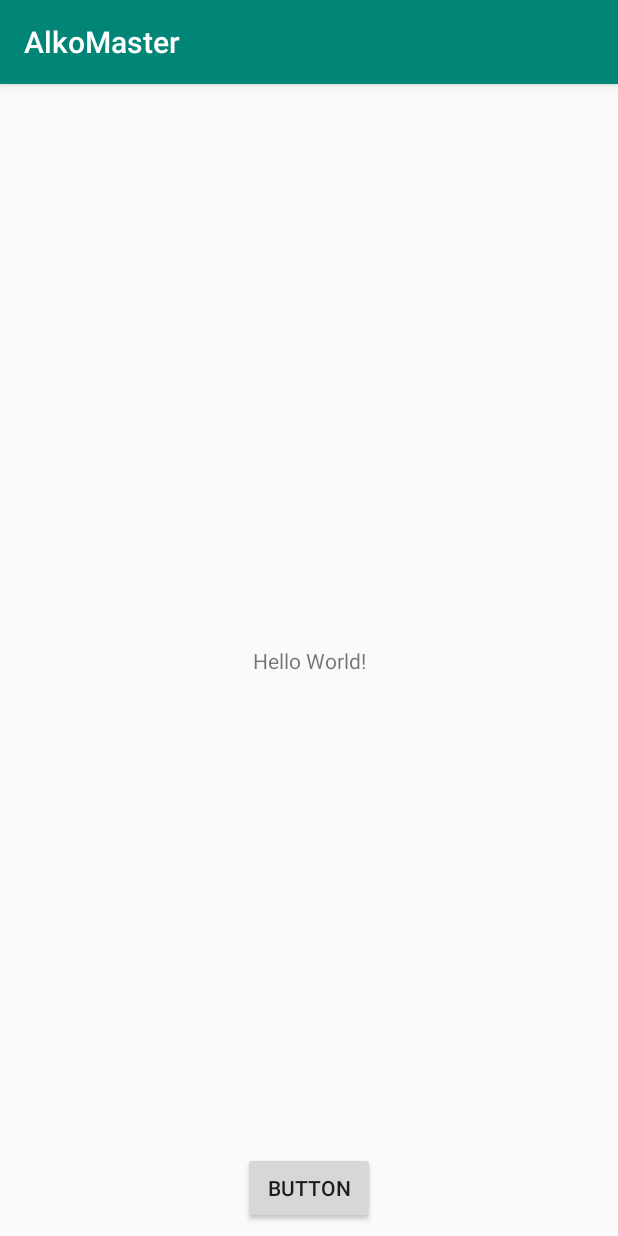
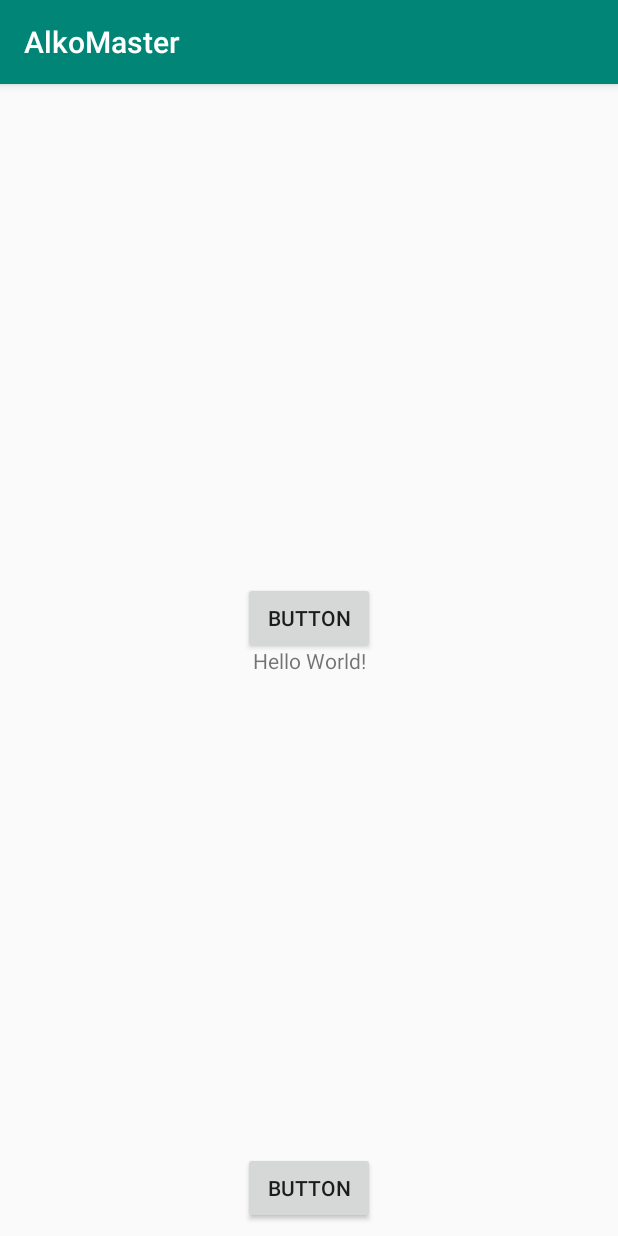
Before and after one commit to dzazef/mobile-applications-project, an Android app: the screen it shows after launch (MainActivity), on a phone screen of 412 x 824 dp. Run offline under Robolectric (Android 15) with nearby library versions, the phone set to English and light mode, and no system bars; our stand-ins replace Room's generated code.

Commit message:
comparator layout

```diff
--- a/AlkoMaster/app/src/main/res/layout/activity_main.xml
+++ b/AlkoMaster/app/src/main/res/layout/activity_main.xml
@@ -22,5 +22,14 @@
             android:id="@+id/button" android:layout_marginStart="8dp" app:layout_constraintStart_toStartOf="parent"
             app:layout_constraintEnd_toEndOf="parent" android:layout_marginEnd="8dp" android:layout_marginBottom="8dp"
             app:layout_constraintBottom_toBottomOf="parent" android:onClick="onClick"/>
+    <Button
+            android:text="Button"
+            android:layout_width="wrap_content"
+            android:layout_height="wrap_content"
+            android:id="@+id/II" android:layout_marginTop="8dp"
+            app:layout_constraintTop_toTopOf="parent" android:layout_marginBottom="8dp"
+            app:layout_constraintBottom_toTopOf="@+id/button" app:layout_constraintStart_toStartOf="parent"
+            android:layout_marginStart="8dp" app:layout_constraintEnd_toEndOf="parent" android:layout_marginEnd="8dp"
+            android:onClick="startComparatorActivity"/>
 
 </android.support.constraint.ConstraintLayout>
```
Also changed, not shown: AlkoMaster/app/src/main/java/pl/am2019/alkomaster/activities/ComparatorActivity.kt (+16 -5 lines).
